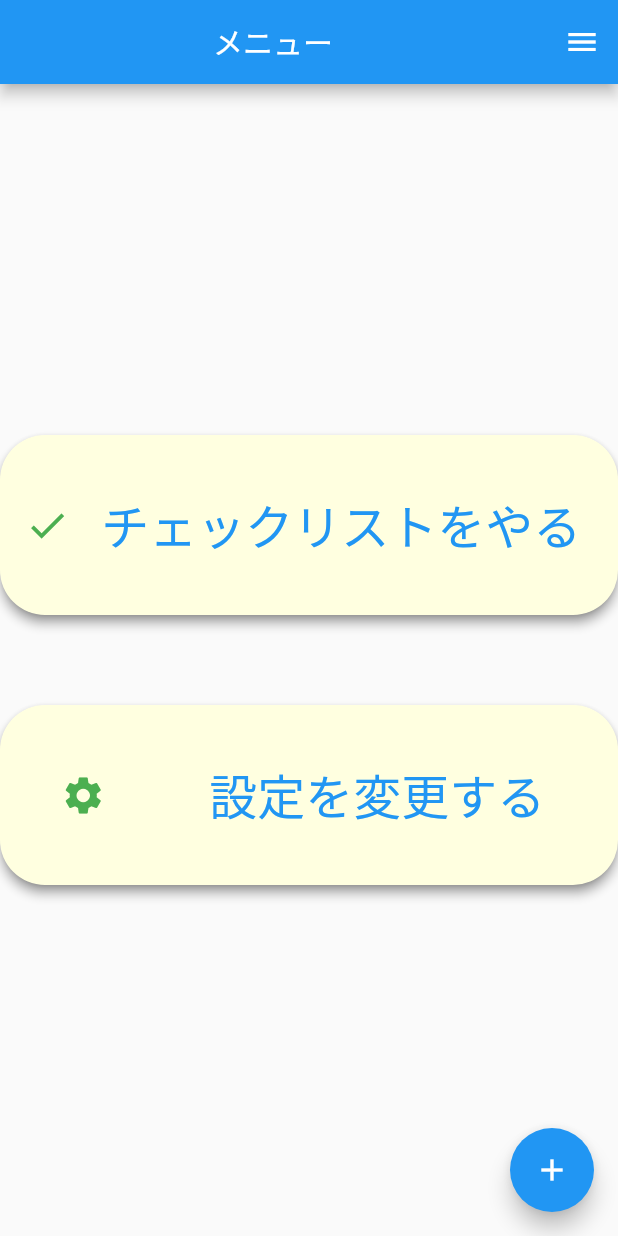
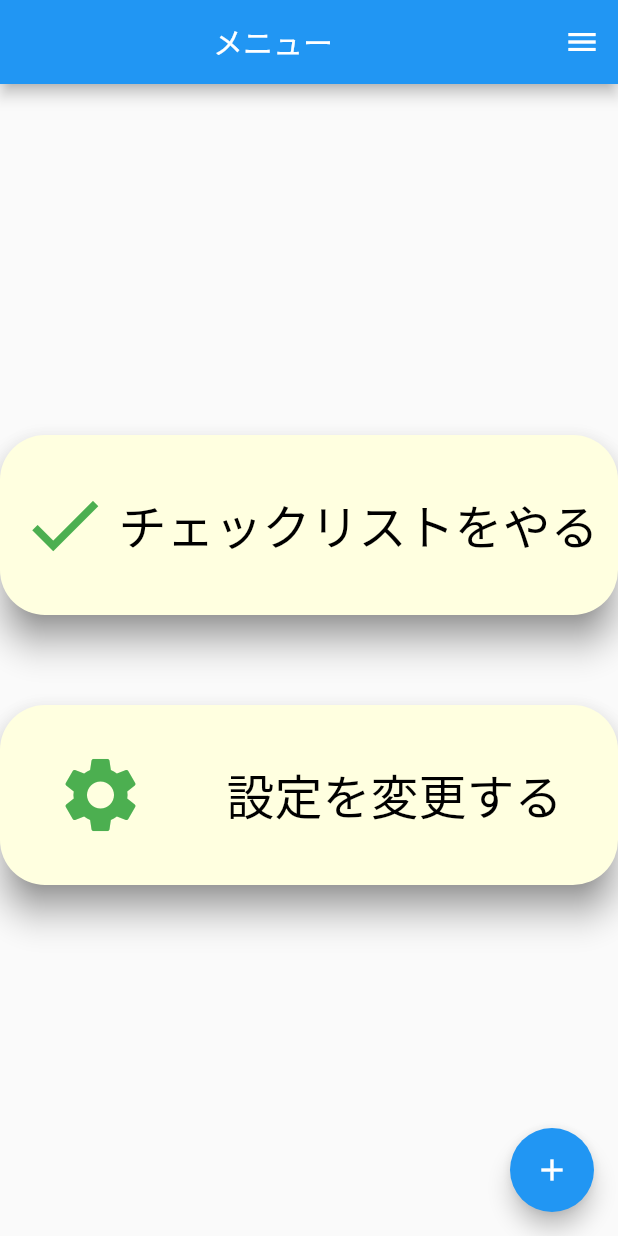
Before and after one commit to tsunagutn/checklist, a Flutter app: the screen it shows after launch, on a phone screen of 412 x 824 dp. Run offline on Flutter 3.47's test engine with Material 2 defaults, Android fonts, the light colour scheme and no system bars; missing offline and left inert: dart:html.

Commit message:
Cardを修正

```diff
--- a/lib/main.dart
+++ b/lib/main.dart
@@ -108,32 +108,20 @@ class _MyHomePageState extends State<MyHomePage> {
           //これは、列が垂直であるためです（交差軸は水平になります）。
           mainAxisAlignment: MainAxisAlignment.center,
           children: <Widget>[
-            // Card(
-            //     child: Container(
-            //   padding: const EdgeInsets.all(1),
-            //   child: Text(
-            //     'test',
-            //     style: TextStyle(fontSize: 16),
-            //   ),
-            // )),
-
-            // Align(
-            //   //2
-            //   alignment: Alignment.topRight,
-            //   child: Icon(
-            //     Icons.brightness_1,
-            //     color: Colors.red,
-            //   ),
-            // )
-
             Card(
               margin: const EdgeInsets.only(top: 30, bottom: 30),
               color: Color(0xffffffe0),
-                elevation: 3,
+              elevation: 10,
               shadowColor: Color(0xff555555),
               shape: RoundedRectangleBorder(
                 borderRadius: BorderRadius.circular(30),
               ),
+              child: InkWell(
+                  splashColor: Colors.blue.withAlpha(30),
+                  borderRadius: BorderRadius.circular(30),
+                  onTap: () {
+                    print('Card tapped.');
+                  },
                   child: Container(
                       margin: const EdgeInsets.all(10.0),
                       width: 400,
@@ -144,28 +132,30 @@ class _MyHomePageState extends State<MyHomePage> {
                             Icon(
                               Icons.check,
                               color: Colors.green,
-                            size: 30.0,
+                              size: 60.0,
                             ),
-                          TextButton(
-                            onPressed: _incrementBackCounter,
-                            child: FittedBox(
-                              fit: BoxFit.fitWidth,
-                              child: Text(
+                            Text(
                               "チェックリストをやる",
-                                style: TextStyle(fontSize: 32),
-                              ),
-                            ),
+                              style:
+                                  TextStyle(fontSize: 32, color: Colors.black),
                             ),
                           ]))),
+            ),
 
             Card(
               margin: const EdgeInsets.only(top: 30, bottom: 30),
               color: Color(0xffffffe0),
-                elevation: 3,
+              elevation: 10,
               shadowColor: Color(0xff555555),
               shape: RoundedRectangleBorder(
                 borderRadius: BorderRadius.circular(30),
               ),
+              child: InkWell(
+                  splashColor: Colors.blue.withAlpha(30),
+                  borderRadius: BorderRadius.circular(30),
+                  onTap: () {
+                    print('Card tapped.');
+                  },
                   child: Container(
                       margin: const EdgeInsets.all(10.0),
                       width: 400,
@@ -176,19 +166,15 @@ class _MyHomePageState extends State<MyHomePage> {
                             Icon(
                               Icons.settings,
                               color: Colors.green,
-                            size: 30.0,
+                              size: 60.0,
                             ),
-                          TextButton(
-                            onPressed: _incrementBackCounter,
-                            child: FittedBox(
-                              fit: BoxFit.fitWidth,
-                              child: Text(
+                            Text(
                               "設定を変更する",
-                                style: TextStyle(fontSize: 32),
-                              ),
-                            ),
+                              style:
+                                  TextStyle(fontSize: 32, color: Colors.black),
                             ),
                           ]))),
+            ),
 
             // Container(
             //     child: row(
```
Lines whose indentation alone changed are shown as unchanged.
